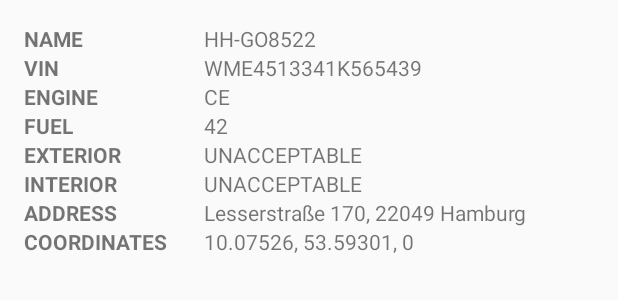
After one commit to Chrissetiana/wunder-app, an Android app: the layout activity_detail.xml on its own in the app's theme, with its tools: preview values and no code run, on a phone screen of 412 x 824 dp. The commit adds this screen. Shown: the top 300 px of the screen. Run offline under Robolectric (Android 15) with nearby library versions, the phone set to English and light mode, and no system bars.

Commit message:
Display car details

```diff
--- a/app/src/main/java/com/chrissetiana/wunderapp/CarAdapter.java
+++ b/app/src/main/java/com/chrissetiana/wunderapp/CarAdapter.java
@@ -5,6 +5,7 @@ import android.support.annotation.NonNull;
 import android.support.v7.widget.RecyclerView;
 import android.view.LayoutInflater;
 import android.view.View;
+import android.view.View.OnClickListener;
 import android.view.ViewGroup;
 import android.widget.TextView;
 
@@ -49,7 +50,7 @@ class CarAdapter extends RecyclerView.Adapter<CarAdapter.CarViewHolder> {
         void onListItemClick(int clickedItemIndex);
     }
 
-    class CarViewHolder extends RecyclerView.ViewHolder implements View.OnClickListener {
+    class CarViewHolder extends RecyclerView.ViewHolder implements OnClickListener {
         TextView name;
         TextView address;
 
@@ -57,6 +58,7 @@ class CarAdapter extends RecyclerView.Adapter<CarAdapter.CarViewHolder> {
             super(view);
             name = view.findViewById(android.R.id.text1);
             address = view.findViewById(android.R.id.text2);
+            view.setOnClickListener(this);
         }
 
         void bind(CarActivity position) {
--- a/app/src/main/java/com/chrissetiana/wunderapp/MainActivity.java
+++ b/app/src/main/java/com/chrissetiana/wunderapp/MainActivity.java
@@ -67,10 +67,10 @@ public class MainActivity extends AppCompatActivity implements LoaderCallbacks<L
             textEmpty.setText(getString(R.string.no_conn));
         }
 
-        if (isPlayAvailable()) {
+//        if (isPlayAvailable()) {
 //            setContentView(R.layout.activity_map);
-            loadMap();
-        }
+//            loadMap();
+//        }
     }
 
     private void loadQuery() {
@@ -136,7 +136,9 @@ public class MainActivity extends AppCompatActivity implements LoaderCallbacks<L
 
     @Override
     public void onListItemClick(int clickedItemIndex) {
-
+        Dialog dialog = new Dialog(this);
+        dialog.setContentView(R.layout.activity_detail);
+        dialog.show();
     }
 
     public boolean isPlayAvailable() {
@@ -161,12 +163,12 @@ public class MainActivity extends AppCompatActivity implements LoaderCallbacks<L
     @Override
     public void onMapReady(GoogleMap googleMap) {
         map = googleMap;
-        loadLocation(9.1329, 7.3875945); // add the car location here
+        loadLocation(9.1329, 7.3875945, 0); // add the car location here
     }
 
-    private void loadLocation(double lat, double lon) {
+    private void loadLocation(double lat, double lon, float zoom) {
         LatLng loc = new LatLng(lat, lon);
-        CameraUpdate cameraUpdate = CameraUpdateFactory.newLatLngZoom(loc, 10);
+        CameraUpdate cameraUpdate = CameraUpdateFactory.newLatLngZoom(loc, zoom);
         map.moveCamera(cameraUpdate);
     }
 }
--- /dev/null
+++ b/app/src/main/res/layout/activity_detail.xml
@@ -0,0 +1,176 @@
+<?xml version="1.0" encoding="utf-8"?>
+<LinearLayout xmlns:android="http://schemas.android.com/apk/res/android"
+    android:layout_width="match_parent"
+    android:layout_height="match_parent"
+    android:layout_margin="@dimen/outer"
+    android:orientation="vertical">
+
+    <LinearLayout
+        android:layout_width="match_parent"
+        android:layout_height="wrap_content"
+        android:orientation="horizontal">
+
+        <TextView
+            android:id="@+id/label_name"
+            android:layout_width="@dimen/label_width"
+            android:layout_height="wrap_content"
+            android:text="@string/label_name"
+            android:textAllCaps="true"
+            android:textStyle="bold" />
+
+        <TextView
+            android:id="@+id/car_name"
+            android:layout_width="wrap_content"
+            android:layout_height="wrap_content"
+            android:text="@string/sample_name" />
+
+    </LinearLayout>
+
+    <LinearLayout
+        android:layout_width="match_parent"
+        android:layout_height="wrap_content"
+        android:orientation="horizontal">
+
+        <TextView
+            android:id="@+id/label_vin"
+            android:layout_width="@dimen/label_width"
+            android:layout_height="wrap_content"
+            android:text="@string/label_vin"
+            android:textAllCaps="true"
+            android:textStyle="bold" />
+
+        <TextView
+            android:id="@+id/car_vin"
+            android:layout_width="match_parent"
+            android:layout_height="wrap_content"
+            android:text="@string/sample_vin" />
+
+    </LinearLayout>
+
+    <LinearLayout
+        android:layout_width="match_parent"
+        android:layout_height="wrap_content"
+        android:orientation="horizontal">
+
+        <TextView
+            android:id="@+id/label_engine"
+            android:layout_width="@dimen/label_width"
+            android:layout_height="wrap_content"
+            android:text="@string/label_engine"
+            android:textAllCaps="true"
+            android:textStyle="bold" />
+
+        <TextView
+            android:id="@+id/car_engine"
+            android:layout_width="match_parent"
+            android:layout_height="wrap_content"
+            android:text="@string/sample_engine" />
+
+    </LinearLayout>
+
+    <LinearLayout
+        android:layout_width="match_parent"
+        android:layout_height="wrap_content"
+        android:orientation="horizontal">
+
+        <TextView
+            android:id="@+id/label_fuel"
+            android:layout_width="@dimen/label_width"
+            android:layout_height="wrap_content"
+            android:text="@string/label_fuel"
+            android:textAllCaps="true"
+            android:textStyle="bold" />
+
+        <TextView
+            android:id="@+id/car_fuel"
+            android:layout_width="match_parent"
+            android:layout_height="wrap_content"
+            android:text="@string/sample_fuel" />
+
+    </LinearLayout>
+
+    <LinearLayout
+        android:layout_width="match_parent"
+        android:layout_height="wrap_content"
+        android:orientation="horizontal">
+
+        <TextView
+            android:id="@+id/label_exterior"
+            android:layout_width="@dimen/label_width"
+            android:layout_height="wrap_content"
+            android:text="@string/label_exterior"
+            android:textAllCaps="true"
+            android:textStyle="bold" />
+
+        <TextView
+            android:id="@+id/car_exterior"
+            android:layout_width="match_parent"
+            android:layout_height="wrap_content"
+            android:text="@string/sample_exterior" />
+
+    </LinearLayout>
+
+    <LinearLayout
+        android:layout_width="match_parent"
+        android:layout_height="wrap_content"
+        android:orientation="horizontal">
+
+        <TextView
+            android:id="@+id/label_interior"
+            android:layout_width="@dimen/label_width"
+            android:layout_height="wrap_content"
+            android:text="@string/label_interior"
+            android:textAllCaps="true"
+            android:textStyle="bold" />
+
+        <TextView
+            android:id="@+id/car_interior"
+            android:layout_width="match_parent"
+            android:layout_height="wrap_content"
+            android:text="@string/sample_interior" />
+
+    </LinearLayout>
+
+    <LinearLayout
+        android:layout_width="match_parent"
+        android:layout_height="wrap_content"
+        android:orientation="horizontal">
+
+        <TextView
+            android:id="@+id/label_address"
+            android:layout_width="@dimen/label_width"
+            android:layout_height="wrap_content"
+            android:text="@string/label_address"
+            android:textAllCaps="true"
+            android:textStyle="bold" />
+
+        <TextView
+            android:id="@+id/car_address"
+            android:layout_width="match_parent"
+            android:layout_height="wrap_content"
+            android:text="@string/sample_address" />
+
+    </LinearLayout>
+
+    <LinearLayout
+        android:layout_width="match_parent"
+        android:layout_height="wrap_content"
+        android:orientation="horizontal">
+
+        <TextView
+            android:id="@+id/label_coordinates"
+            android:layout_width="@dimen/label_width"
+            android:layout_height="wrap_content"
+            android:text="@string/label_coordinates"
+            android:textAllCaps="true"
+            android:textStyle="bold" />
+
+        <TextView
+            android:id="@+id/car_coordinates"
+            android:layout_width="match_parent"
+            android:layout_height="wrap_content"
+            android:text="@string/sample_coordinates" />
+
+    </LinearLayout>
+
+</LinearLayout>
--- /dev/null
+++ b/app/src/main/res/values/dimens.xml
@@ -0,0 +1,8 @@
+<?xml version="1.0" encoding="utf-8"?>
+<resources>
+    <dimen name="outer">16dp</dimen>
+    <dimen name="inner">8dp</dimen>
+    <dimen name="nonexistent">0dp</dimen>
+
+    <dimen name="label_width">120dp</dimen>
+</resources>
--- a/app/src/main/res/values/strings.xml
+++ b/app/src/main/res/values/strings.xml
@@ -3,4 +3,22 @@
 
     <string name="no_data">No data found</string>
     <string name="no_conn">No internet connection</string>
+
+    <string name="label_name">name</string>
+    <string name="label_vin">vin</string>
+    <string name="label_engine">engine</string>
+    <string name="label_fuel">fuel</string>
+    <string name="label_exterior">exterior</string>
+    <string name="label_interior">interior</string>
+    <string name="label_address">address</string>
+    <string name="label_coordinates">coordinates</string>
+
+    <string name="sample_name">HH-GO8522</string>
+    <string name="sample_vin">WME4513341K565439</string>
+    <string name="sample_engine">CE</string>
+    <string name="sample_fuel">42</string>
+    <string name="sample_exterior">UNACCEPTABLE</string>
+    <string name="sample_interior">UNACCEPTABLE</string>
+    <string name="sample_address">Lesserstraße 170, 22049 Hamburg</string>
+    <string name="sample_coordinates">10.07526, 53.59301, 0</string>
 </resources>
```
